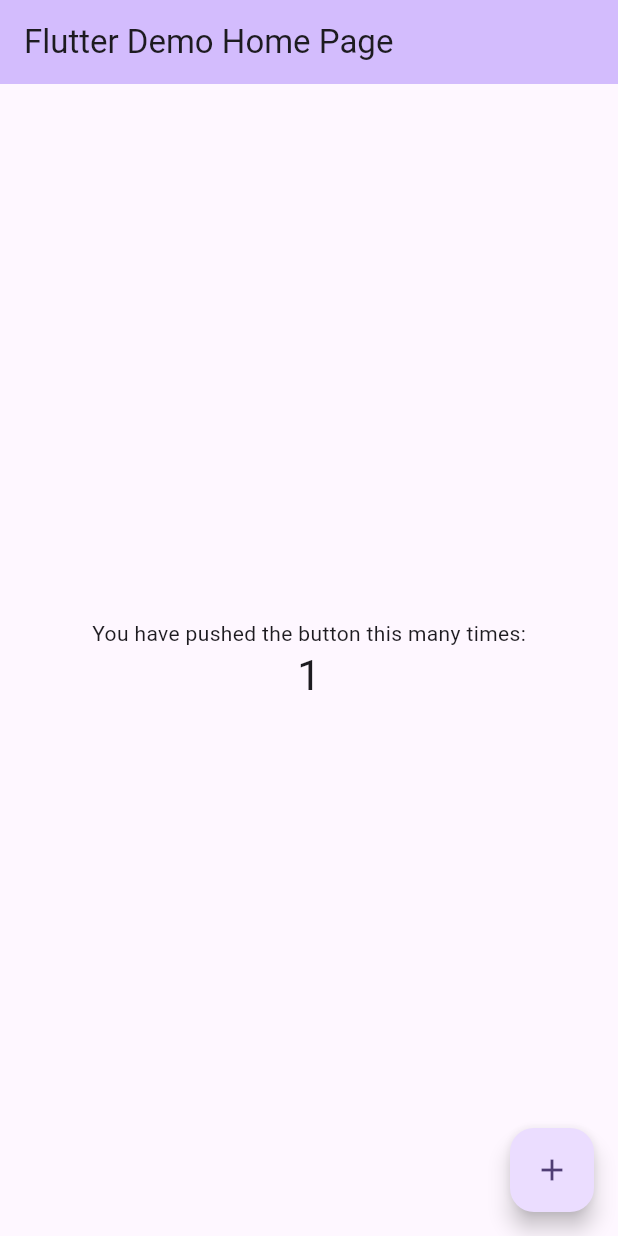
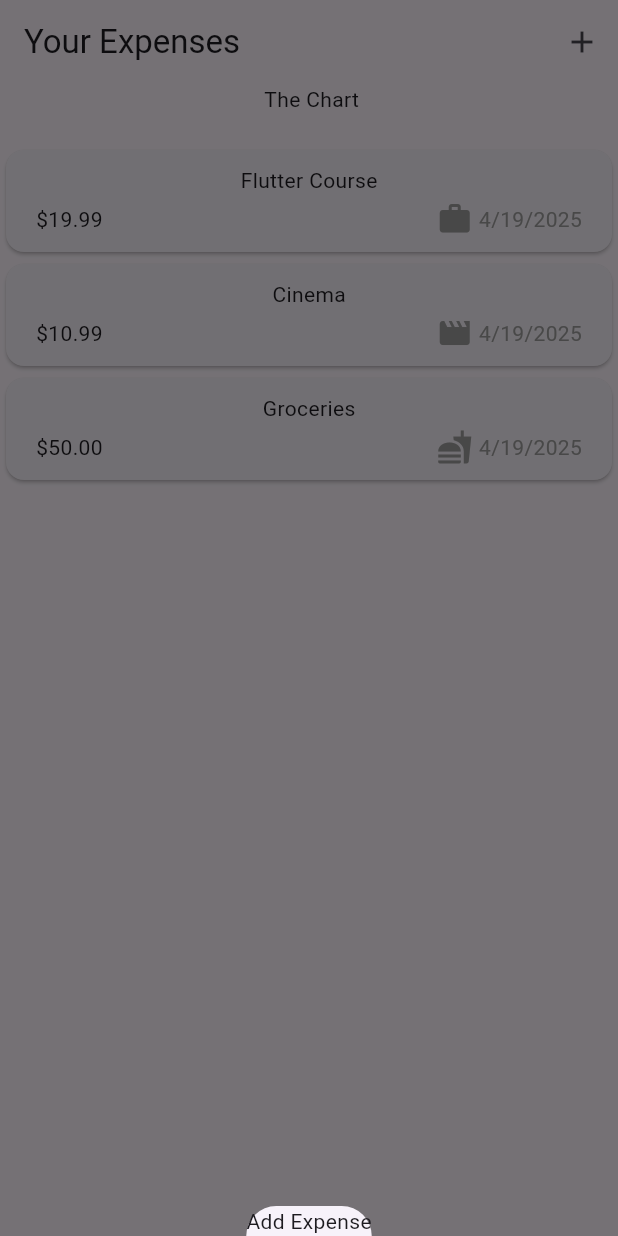
Before and after one commit to PJozeph/expense-tracker-app, a Flutter app: the screen it shows after launch, after a tap on the "add" icon, on a phone screen of 412 x 824 dp. Run offline on Flutter 3.47's test engine with Material 3 defaults, Android fonts, the phone set to English and light mode, and no system bars.

Commit message:
list expenses

```diff
--- a/lib/main.dart
+++ b/lib/main.dart
@@ -1,122 +1,11 @@
 import 'package:flutter/material.dart';
 
+import 'package:expense_tracker/widgets/expenses.dart';
+
 void main() {
-  runApp(const MyApp());
+  runApp(
+    const MaterialApp(
+      home: Expenses(),
+    ),
+  );
 }
-
-class MyApp extends StatelessWidget {
-  const MyApp({super.key});
-
-  // This widget is the root of your application.
-  @override
-  Widget build(BuildContext context) {
-    return MaterialApp(
-      title: 'Flutter Demo',
-      theme: ThemeData(
-        // This is the theme of your application.
-        //
-        // TRY THIS: Try running your application with "flutter run". You'll see
-        // the application has a purple toolbar. Then, without quitting the app,
-        // try changing the seedColor in the colorScheme below to Colors.green
-        // and then invoke "hot reload" (save your changes or press the "hot
-        // reload" button in a Flutter-supported IDE, or press "r" if you used
-        // the command line to start the app).
-        //
-        // Notice that the counter didn't reset back to zero; the application
-        // state is not lost during the reload. To reset the state, use hot
-        // restart instead.
-        //
-        // This works for code too, not just values: Most code changes can be
-        // tested with just a hot reload.
-        colorScheme: ColorScheme.fromSeed(seedColor: Colors.deepPurple),
-      ),
-      home: const MyHomePage(title: 'Flutter Demo Home Page'),
-    );
-  }
-}
-
-class MyHomePage extends StatefulWidget {
-  const MyHomePage({super.key, required this.title});
-
-  // This widget is the home page of your application. It is stateful, meaning
-  // that it has a State object (defined below) that contains fields that affect
-  // how it looks.
-
-  // This class is the configuration for the state. It holds the values (in this
-  // case the title) provided by the parent (in this case the App widget) and
-  // used by the build method of the State. Fields in a Widget subclass are
-  // always marked "final".
-
-  final String title;
-
-  @override
-  State<MyHomePage> createState() => _MyHomePageState();
-}
-
-class _MyHomePageState extends State<MyHomePage> {
-  int _counter = 0;
-
-  void _incrementCounter() {
-    setState(() {
-      // This call to setState tells the Flutter framework that something has
-      // changed in this State, which causes it to rerun the build method below
-      // so that the display can reflect the updated values. If we changed
-      // _counter without calling setState(), then the build method would not be
-      // called again, and so nothing would appear to happen.
-      _counter++;
-    });
-  }
-
-  @override
-  Widget build(BuildContext context) {
-    // This method is rerun every time setState is called, for instance as done
-    // by the _incrementCounter method above.
-    //
-    // The Flutter framework has been optimized to make rerunning build methods
-    // fast, so that you can just rebuild anything that needs updating rather
-    // than having to individually change instances of widgets.
-    return Scaffold(
-      appBar: AppBar(
-        // TRY THIS: Try changing the color here to a specific color (to
-        // Colors.amber, perhaps?) and trigger a hot reload to see the AppBar
-        // change color while the other colors stay the same.
-        backgroundColor: Theme.of(context).colorScheme.inversePrimary,
-        // Here we take the value from the MyHomePage object that was created by
-        // the App.build method, and use it to set our appbar title.
-        title: Text(widget.title),
-      ),
-      body: Center(
-        // Center is a layout widget. It takes a single child and positions it
-        // in the middle of the parent.
-        child: Column(
-          // Column is also a layout widget. It takes a list of children and
-          // arranges them vertically. By default, it sizes itself to fit its
-          // children horizontally, and tries to be as tall as its parent.
-          //
-          // Column has various properties to control how it sizes itself and
-          // how it positions its children. Here we use mainAxisAlignment to
-          // center the children vertically; the main axis here is the vertical
-          // axis because Columns are vertical (the cross axis would be
-          // horizontal).
-          //
-          // TRY THIS: Invoke "debug painting" (choose the "Toggle Debug Paint"
-          // action in the IDE, or press "p" in the console), to see the
-          // wireframe for each widget.
-          mainAxisAlignment: MainAxisAlignment.center,
-          children: <Widget>[
-            const Text('You have pushed the button this many times:'),
-            Text(
-              '$_counter',
-              style: Theme.of(context).textTheme.headlineMedium,
-            ),
-          ],
-        ),
-      ),
-      floatingActionButton: FloatingActionButton(
-        onPressed: _incrementCounter,
-        tooltip: 'Increment',
-        child: const Icon(Icons.add),
-      ), // This trailing comma makes auto-formatting nicer for build methods.
-    );
-  }
-}
--- /dev/null
+++ b/lib/models/expense.dart
@@ -0,0 +1,35 @@
+import 'package:flutter/material.dart';
+import 'package:uuid/uuid.dart';
+import 'package:intl/intl.dart';
+
+final uuid = const Uuid();
+final formatter = DateFormat.yMd();
+
+enum Category { food, travel, leisure, work }
+
+const categoryIcons = {
+  Category.food: Icons.fastfood,
+  Category.travel: Icons.flight,
+  Category.leisure: Icons.movie,
+  Category.work: Icons.work,
+};
+
+class Expense {
+  final String id;
+  final String title;
+  final double amount;
+  final DateTime date;
+  final Category category;
+
+  Expense({
+    required this.title,
+    required this.amount,
+    required this.date,
+    required this.category,
+  }) : id = uuid.v4();
+
+
+  String get formatedDate {
+    return formatter.format(date);
+  }
+}
--- /dev/null
+++ b/lib/widgets/expense-list/expense_item.dart
@@ -0,0 +1,41 @@
+import 'package:expense_tracker/models/expense.dart';
+import 'package:flutter/material.dart';
+
+class ExpenseItem extends StatelessWidget {
+  const ExpenseItem({super.key, required this.expense});
+
+  final Expense expense;
+
+  @override
+  Widget build(BuildContext context) {
+    return Card(
+      child: Padding(
+        padding: const EdgeInsets.symmetric(vertical: 10, horizontal: 20),
+        child: Column(
+          children: [
+            // align title to center
+            Text(expense.title),
+            const SizedBox(height: 4),
+            Row(
+              mainAxisAlignment: MainAxisAlignment.spaceBetween,
+              children: [
+                Text('\$${expense.amount.toStringAsFixed(2)}'),
+                Spacer(),
+                Row(
+                  children: [
+                    Icon(categoryIcons[expense.category], color: Colors.grey),
+                    const SizedBox(width: 4),
+                    Text(
+                      expense.formatedDate,
+                      style: const TextStyle(color: Colors.grey),
+                    ),
+                  ],
+                ),
+              ],
+            ),
+          ],
+        ),
+      ),
+    );
+  }
+}
--- /dev/null
+++ b/lib/widgets/expense-list/expense_list.dart
@@ -0,0 +1,20 @@
+
+import 'package:expense_tracker/models/expense.dart';
+import 'package:expense_tracker/widgets/expense-list/expense_item.dart';
+import 'package:flutter/material.dart';
+
+class ExpenseList extends StatelessWidget {
+  const ExpenseList({super.key, required this.expenses});
+
+  final List<Expense> expenses;
+
+  @override
+  Widget build(BuildContext context) {
+    return ListView.builder(
+      itemCount: expenses.length,
+      itemBuilder: (context, index) {
+        return ExpenseItem(expense: expenses[index]);
+      },
+    );
+  }
+}
--- /dev/null
+++ b/lib/widgets/expenses.dart
@@ -0,0 +1,66 @@
+import 'package:expense_tracker/widgets/expense-list/expense_list.dart';
+import 'package:expense_tracker/models/expense.dart';
+import 'package:flutter/material.dart';
+
+class Expenses extends StatefulWidget {
+  const Expenses({super.key});
+
+  @override
+  State<Expenses> createState() {
+    return _ExpensesState();
+  }
+}
+
+class _ExpensesState extends State<Expenses> {
+  final List<Expense> _registeredExpenses = [
+    Expense(
+      title: 'Flutter Course',
+      amount: 19.99,
+      date: DateTime.now(),
+      category: Category.work,
+    ),
+    Expense(
+      title: 'Cinema',
+      amount: 10.99,
+      date: DateTime.now(),
+      category: Category.leisure,
+    ),
+    Expense(
+      title: 'Groceries',
+      amount: 50.00,
+      date: DateTime.now(),
+      category: Category.food,
+    ),
+  ];
+
+  void _openAddExpenseOverlay() {
+    showModalBottomSheet(
+      context: context,
+      builder: (ctx) => const Text('Add Expense'),
+    );
+  }
+
+  @override
+  Widget build(BuildContext context) {
+    return Scaffold(
+      appBar: AppBar(
+        actions: [
+          IconButton(
+            onPressed: _openAddExpenseOverlay,
+            icon: const Icon(Icons.add),
+          ),
+        ],
+        title: const Text('Your Expenses')
+        ),
+      body: Column(
+        children: [
+          Text(" The Chart"),
+
+          SizedBox(height: 20),
+
+          Expanded(child: ExpenseList(expenses: _registeredExpenses)),
+        ],
+      ),
+    );
+  }
+}
--- a/pubspec.yaml
+++ b/pubspec.yaml
@@ -34,6 +34,8 @@ dependencies:
   # The following adds the Cupertino Icons font to your application.
   # Use with the CupertinoIcons class for iOS style icons.
   cupertino_icons: ^1.0.8
+  uuid: ^4.5.1
+  intl: ^0.20.2
 
 dev_dependencies:
   flutter_test:
```
